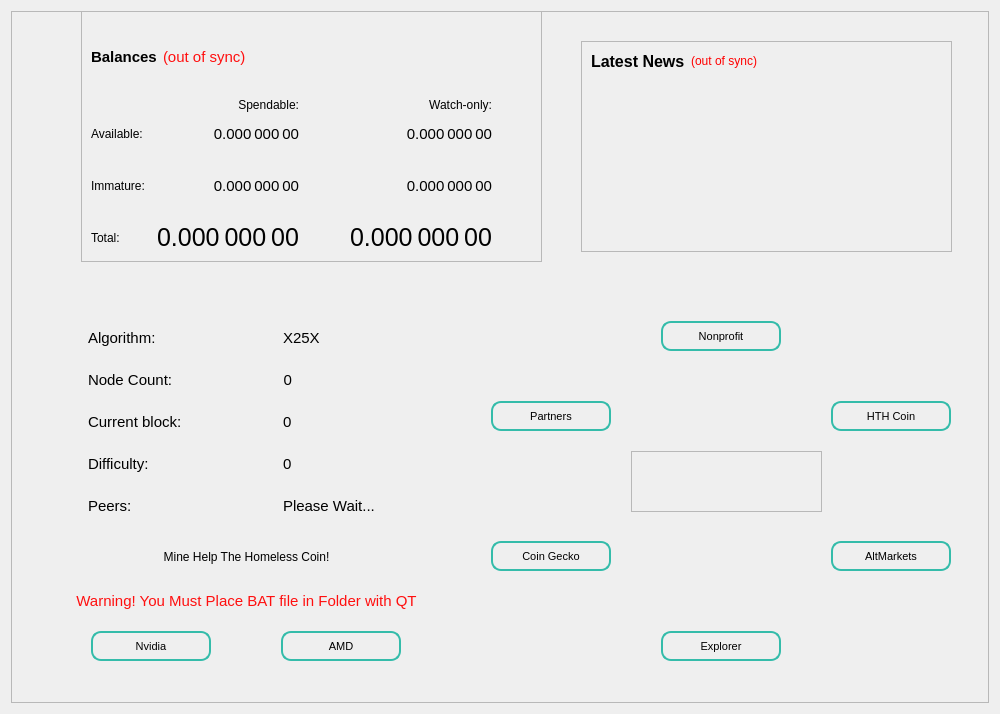
The window that src/qt/forms/overviewpage.ui (HTHcoin/helpthehomelesscoin) describes before a commit, drawn with Qt 5.
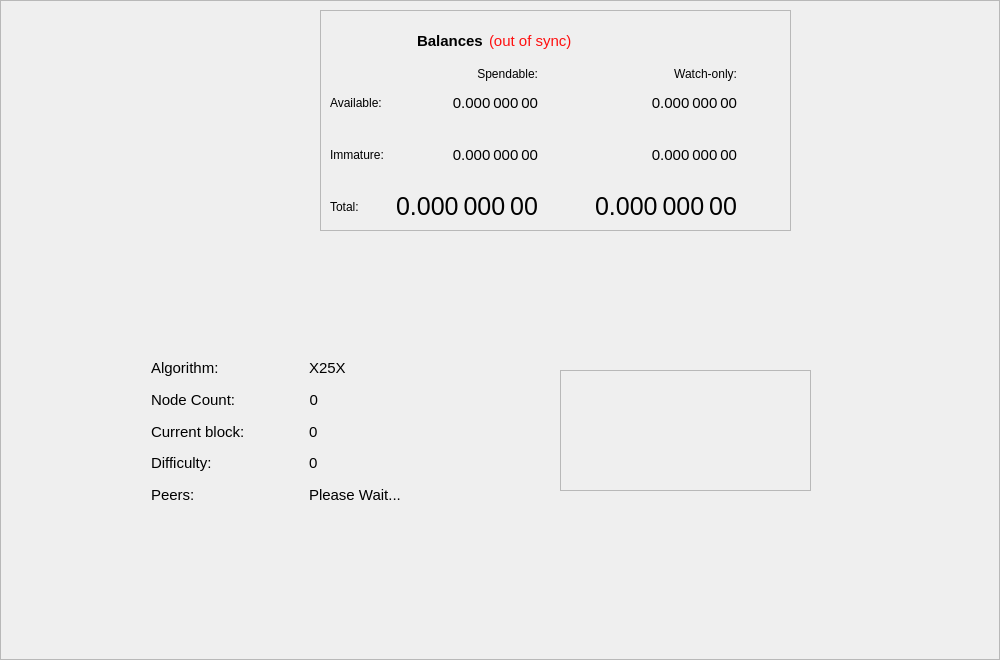
The same window after the commit.

What changed in the file:
```diff
--- a/src/qt/forms/overviewpage.ui
+++ b/src/qt/forms/overviewpage.ui
@@ -7,11 +7,11 @@
     <x>0</x>
     <y>0</y>
     <width>1000</width>
-    <height>714</height>
+    <height>660</height>
    </rect>
   </property>
   <property name="sizePolicy">
-   <sizepolicy hsizetype="Preferred" vsizetype="Preferred">
+   <sizepolicy hsizetype="Fixed" vsizetype="Fixed">
     <horstretch>0</horstretch>
     <verstretch>0</verstretch>
    </sizepolicy>
@@ -19,534 +19,49 @@
   <property name="minimumSize">
    <size>
     <width>1000</width>
-    <height>0</height>
-   </size>
-  </property>
-  <property name="maximumSize">
-   <size>
-    <width>1000</width>
-    <height>16777215</height>
+    <height>660</height>
    </size>
   </property>
   <property name="windowTitle">
    <string>Form</string>
   </property>
-  <layout class="QVBoxLayout" name="topLayout">
+  <layout class="QVBoxLayout" name="verticalLayout_6">
+   <property name="spacing">
+    <number>0</number>
+   </property>
+   <property name="leftMargin">
+    <number>0</number>
+   </property>
+   <property name="topMargin">
+    <number>0</number>
+   </property>
+   <property name="rightMargin">
+    <number>0</number>
+   </property>
+   <property name="bottomMargin">
+    <number>0</number>
+   </property>
    <item>
     <widget class="QFrame" name="frame">
+     <property name="minimumSize">
+      <size>
+       <width>998</width>
+       <height>0</height>
+      </size>
+     </property>
      <property name="frameShape">
       <enum>QFrame::StyledPanel</enum>
      </property>
      <property name="frameShadow">
       <enum>QFrame::Raised</enum>
      </property>
-     <widget class="QFrame" name="frameBlockchainInfo_2">
-      <property name="geometry">
-       <rect>
-        <x>0</x>
-        <y>300</y>
-        <width>461</width>
-        <height>231</height>
-       </rect>
-      </property>
-      <property name="styleSheet">
-       <string notr="true">border: transparent</string>
-      </property>
-      <property name="frameShape">
-       <enum>QFrame::StyledPanel</enum>
-      </property>
-      <property name="frameShadow">
-       <enum>QFrame::Raised</enum>
-      </property>
-      <layout class="QVBoxLayout" name="verticalLayout_19">
-       <property name="bottomMargin">
-        <number>0</number>
-       </property>
-       <item>
-        <widget class="QFrame" name="frameBlockchainInfoData_3">
-         <property name="styleSheet">
-          <string notr="true">border: transparent;
-; font-size: 15px;</string>
-         </property>
-         <property name="frameShape">
-          <enum>QFrame::StyledPanel</enum>
-         </property>
-         <property name="frameShadow">
-          <enum>QFrame::Raised</enum>
-         </property>
-         <layout class="QGridLayout" name="gridLayout_5">
-          <item row="2" column="1">
-           <widget class="QLabel" name="countLabelDIP3">
-            <property name="sizePolicy">
-             <sizepolicy hsizetype="Fixed" vsizetype="Fixed">
-              <horstretch>0</horstretch>
-              <verstretch>0</verstretch>
-             </sizepolicy>
-            </property>
-            <property name="text">
-             <string>0</string>
-            </property>
-            <property name="alignment">
-             <set>Qt::AlignRight|Qt::AlignTrailing|Qt::AlignVCenter</set>
-            </property>
-           </widget>
-          </item>
-          <item row="11" column="0">
-           <widget class="QLabel" name="labelMN">
-            <property name="text">
-             <string>Peers:</string>
-            </property>
-           </widget>
-          </item>
-          <item row="0" column="1">
-           <widget class="QLabel" name="label_Algo_1">
-            <property name="minimumSize">
-             <size>
-              <width>110</width>
-              <height>0</height>
-             </size>
-            </property>
-            <property name="maximumSize">
-             <size>
-              <width>130</width>
-              <height>16777215</height>
-             </size>
-            </property>
-            <property name="styleSheet">
-             <string notr="true"/>
-            </property>
-            <property name="text">
-             <string>X25X</string>
-            </property>
-            <property name="alignment">
-             <set>Qt::AlignVCenter</set>
-            </property>
-           </widget>
-          </item>
-          <item row="10" column="0">
-           <spacer name="verticalSpacer_5">
-            <property name="orientation">
-             <enum>Qt::Vertical</enum>
-            </property>
-            <property name="sizeHint" stdset="0">
-             <size>
-              <width>20</width>
-              <height>40</height>
-             </size>
-            </property>
-           </spacer>
-          </item>
-          <item row="8" column="0">
-           <spacer name="verticalSpacer_4">
-            <property name="orientation">
-             <enum>Qt::Vertical</enum>
-            </property>
-            <property name="sizeHint" stdset="0">
-             <size>
-              <width>20</width>
-              <height>40</height>
-             </size>
-            </property>
-           </spacer>
-          </item>
-          <item row="12" column="0">
-           <spacer name="verticalSpacer_3">
-            <property name="orientation">
-             <enum>Qt::Vertical</enum>
-            </property>
-            <property name="sizeHint" stdset="0">
-             <size>
-              <width>20</width>
-              <height>40</height>
-             </size>
-            </property>
-           </spacer>
-          </item>
-          <item row="9" column="1">
-           <widget class="QLabel" name="label_Nethash_value_3">
-            <property name="text">
-             <string>0</string>
-            </property>
-            <property name="alignment">
-             <set>Qt::AlignVCenter</set>
-            </property>
-           </widget>
-          </item>
-          <item row="2" column="0">
-           <widget class="QLabel" name="label_count_3">
-            <property name="text">
-             <string>Node Count:</string>
-            </property>
-           </widget>
-          </item>
-          <item row="11" column="1">
-           <widget class="QLabel" name="label_count_2">
-            <property name="styleSheet">
-             <string notr="true">;</string>
-            </property>
-            <property name="text">
-             <string>Please Wait...</string>
-            </property>
-           </widget>
-          </item>
-          <item row="9" column="0">
-           <widget class="QLabel" name="label_Nethash_3">
-            <property name="styleSheet">
-             <string notr="true"/>
-            </property>
-            <property name="text">
-             <string>Difficulty:</string>
-            </property>
-            <property name="alignment">
-             <set>Qt::AlignVCenter</set>
-            </property>
-           </widget>
-          </item>
-          <item row="3" column="0">
-           <spacer name="verticalSpacer_2">
-            <property name="orientation">
-             <enum>Qt::Vertical</enum>
-            </property>
-            <property name="sizeHint" stdset="0">
-             <size>
-              <width>20</width>
-              <height>40</height>
-             </size>
-            </property>
-           </spacer>
-          </item>
-          <item row="1" column="0">
-           <spacer name="verticalSpacer">
-            <property name="orientation">
-             <enum>Qt::Vertical</enum>
-            </property>
-            <property name="sizeHint" stdset="0">
-             <size>
-              <width>20</width>
-              <height>40</height>
-             </size>
-            </property>
-           </spacer>
-          </item>
-          <item row="7" column="1">
-           <widget class="QLabel" name="label_CurrentBlock_value_3">
-            <property name="minimumSize">
-             <size>
-              <width>110</width>
-              <height>0</height>
-             </size>
-            </property>
-            <property name="maximumSize">
-             <size>
-              <width>130</width>
-              <height>16777215</height>
-             </size>
-            </property>
-            <property name="styleSheet">
-             <string notr="true"/>
-            </property>
-            <property name="text">
-             <string>0</string>
-            </property>
-            <property name="alignment">
-             <set>Qt::AlignVCenter</set>
-            </property>
-           </widget>
-          </item>
-          <item row="0" column="0">
-           <widget class="QLabel" name="label_Algo">
-            <property name="minimumSize">
-             <size>
-              <width>110</width>
-              <height>0</height>
-             </size>
-            </property>
-            <property name="maximumSize">
-             <size>
-              <width>130</width>
-              <height>16777215</height>
-             </size>
-            </property>
-            <property name="styleSheet">
-             <string notr="true"/>
-            </property>
-            <property name="text">
-             <string>Algorithm:</string>
-            </property>
-            <property name="alignment">
-             <set>Qt::AlignVCenter</set>
-            </property>
-           </widget>
-          </item>
-          <item row="7" column="0">
-           <widget class="QLabel" name="label_CurrentBlock">
-            <property name="minimumSize">
-             <size>
-              <width>110</width>
-              <height>0</height>
-             </size>
-            </property>
-            <property name="maximumSize">
-             <size>
-              <width>130</width>
-              <height>16777215</height>
-             </size>
-            </property>
-            <property name="styleSheet">
-             <string notr="true"/>
-            </property>
-            <property name="text">
-             <string>Current block:</string>
-            </property>
-            <property name="alignment">
-             <set>Qt::AlignVCenter</set>
-            </property>
-           </widget>
-          </item>
-         </layout>
-        </widget>
-       </item>
-      </layout>
-     </widget>
-     <widget class="QPushButton" name="pushButton_Website_4">
-      <property name="geometry">
-       <rect>
-        <x>480</x>
-        <y>390</y>
-        <width>120</width>
-        <height>30</height>
-       </rect>
-      </property>
-      <property name="minimumSize">
-       <size>
-        <width>100</width>
-        <height>30</height>
-       </size>
-      </property>
-      <property name="maximumSize">
-       <size>
-        <width>120</width>
-        <height>30</height>
-       </size>
-      </property>
-      <property name="toolTip">
-       <string>Visit HTH Partners and Donate Today!!!!!!!!</string>
-      </property>
-      <property name="styleSheet">
-       <string notr="true">border-style: solid;
-border-width: 2px;
-border-color: #34bcaa;
-border-radius: 10px;
-font-size: 11px;</string>
-      </property>
-      <property name="text">
-       <string>Partners</string>
-      </property>
-     </widget>
-     <widget class="QPushButton" name="pushButton_Website_1">
-      <property name="geometry">
-       <rect>
-        <x>820</x>
-        <y>390</y>
-        <width>120</width>
-        <height>30</height>
-       </rect>
-      </property>
-      <property name="minimumSize">
-       <size>
-        <width>100</width>
-        <height>30</height>
-       </size>
-      </property>
-      <property name="maximumSize">
-       <size>
-        <width>120</width>
-        <height>0</height>
-       </size>
-      </property>
-      <property name="sizeIncrement">
-       <size>
-        <width>0</width>
-        <height>0</height>
-       </size>
-      </property>
-      <property name="toolTip">
-       <string>Visit Help The Homeless Coin Website</string>
-      </property>
-      <property name="styleSheet">
-       <string notr="true">border-style: solid;
-border-width: 2px;
-border-color: #34bcaa;
-border-radius: 10px;
-font-size: 11px;</string>
-      </property>
-      <property name="text">
-       <string>HTH Coin</string>
-      </property>
-     </widget>
-     <widget class="QPushButton" name="pushButton_Website">
-      <property name="geometry">
-       <rect>
-        <x>650</x>
-        <y>310</y>
-        <width>120</width>
-        <height>30</height>
-       </rect>
-      </property>
-      <property name="minimumSize">
-       <size>
-        <width>100</width>
-        <height>30</height>
-       </size>
-      </property>
-      <property name="maximumSize">
-       <size>
-        <width>120</width>
-        <height>30</height>
-       </size>
-      </property>
-      <property name="toolTip">
-       <string>Visit Help The Homeless Worldwide A NJ Nonprofit Corporation</string>
-      </property>
-      <property name="styleSheet">
-       <string notr="true">border-style: solid;
-border-width: 2px;
-border-color: #34bcaa;
-border-radius: 10px;
-font-size: 11px;</string>
-      </property>
-      <property name="text">
-       <string>Nonprofit</string>
-      </property>
-     </widget>
-     <widget class="QPushButton" name="pushButton_Website_3">
-      <property name="geometry">
-       <rect>
-        <x>650</x>
-        <y>620</y>
-        <width>120</width>
-        <height>30</height>
-       </rect>
-      </property>
-      <property name="minimumSize">
-       <size>
-        <width>100</width>
-        <height>30</height>
-       </size>
-      </property>
-      <property name="maximumSize">
-       <size>
-        <width>120</width>
-        <height>30</height>
-       </size>
-      </property>
-      <property name="toolTip">
-       <string>Visit Help The Homeless Coin Explorer and Track Your HTH Coins</string>
-      </property>
-      <property name="styleSheet">
-       <string notr="true">border-style: solid;
-border-width: 2px;
-border-color: #34bcaa;
-border-radius: 10px;
-font-size: 11px;</string>
-      </property>
-      <property name="text">
-       <string>Explorer</string>
-      </property>
-     </widget>
-     <widget class="QPushButton" name="pushButton_Website_2">
-      <property name="geometry">
-       <rect>
-        <x>820</x>
-        <y>530</y>
-        <width>120</width>
-        <height>30</height>
-       </rect>
-      </property>
-      <property name="minimumSize">
-       <size>
-        <width>100</width>
-        <height>30</height>
-       </size>
-      </property>
-      <property name="maximumSize">
-       <size>
-        <width>120</width>
-        <height>30</height>
-       </size>
-      </property>
-      <property name="toolTip">
-       <string>&lt;html&gt;&lt;head/&gt;&lt;body&gt;&lt;p&gt;Visit AltMarkets Exchange and Trade Help The Homeless Coin Today!&lt;/p&gt;&lt;/body&gt;&lt;/html&gt;</string>
-      </property>
-      <property name="styleSheet">
-       <string notr="true">border-style: solid;
-border-width: 2px;
-border-color: #34bcaa;
-border-radius: 10px;
-font-size: 11px;</string>
-      </property>
-      <property name="text">
-       <string>AltMarkets</string>
-      </property>
-     </widget>
-     <widget class="QPushButton" name="pushButton_Website_5">
-      <property name="geometry">
-       <rect>
-        <x>480</x>
-        <y>530</y>
-        <width>120</width>
-        <height>30</height>
-       </rect>
-      </property>
-      <property name="minimumSize">
-       <size>
-        <width>100</width>
-        <height>30</height>
-       </size>
-      </property>
-      <property name="maximumSize">
-       <size>
-        <width>120</width>
-        <height>30</height>
-       </size>
-      </property>
-      <property name="toolTip">
-       <string>&lt;html&gt;&lt;head/&gt;&lt;body&gt;&lt;p&gt;Visit Coin Gecko for value of Help The Homeless Coin&lt;/p&gt;&lt;/body&gt;&lt;/html&gt;</string>
-      </property>
-      <property name="styleSheet">
-       <string notr="true">border-style: solid;
-border-width: 2px;
-border-color: #34bcaa;
-border-radius: 10px;
-font-size: 11px;</string>
-      </property>
-      <property name="text">
-       <string>Coin Gecko</string>
-      </property>
-     </widget>
-     <widget class="QFrame" name="frame_2">
-      <property name="geometry">
-       <rect>
-        <x>620</x>
-        <y>440</y>
-        <width>191</width>
-        <height>61</height>
-       </rect>
-      </property>
-      <property name="frameShape">
-       <enum>QFrame::StyledPanel</enum>
-      </property>
-      <property name="frameShadow">
-       <enum>QFrame::Raised</enum>
-      </property>
-     </widget>
      <widget class="QFrame" name="frame_3">
       <property name="geometry">
        <rect>
-        <x>70</x>
-        <y>0</y>
-        <width>461</width>
-        <height>251</height>
+        <x>320</x>
+        <y>10</y>
+        <width>471</width>
+        <height>221</height>
        </rect>
       </property>
       <property name="frameShape">
@@ -567,6 +82,22 @@
          <property name="bottomMargin">
           <number>0</number>
          </property>
+         <item>
+          <spacer name="horizontalSpacer">
+           <property name="orientation">
+            <enum>Qt::Horizontal</enum>
+           </property>
+           <property name="sizeType">
+            <enum>QSizePolicy::Maximum</enum>
+           </property>
+           <property name="sizeHint" stdset="0">
+            <size>
+             <width>87</width>
+             <height>20</height>
+            </size>
+           </property>
+          </spacer>
+         </item>
          <item>
           <widget class="QLabel" name="label_5">
            <property name="font">
@@ -914,125 +445,20 @@
        </item>
       </layout>
      </widget>
-     <widget class="QPushButton" name="pushButton_Mine">
+     <widget class="QFrame" name="frame_2">
       <property name="geometry">
        <rect>
-        <x>80</x>
-        <y>620</y>
-        <width>120</width>
-        <height>30</height>
+        <x>560</x>
+        <y>370</y>
+        <width>251</width>
+        <height>121</height>
        </rect>
       </property>
-      <property name="minimumSize">
-       <size>
-        <width>100</width>
-        <height>30</height>
-       </size>
-      </property>
-      <property name="maximumSize">
-       <size>
-        <width>120</width>
-        <height>30</height>
-       </size>
-      </property>
-      <property name="toolTip">
-       <string>Mine Help The Homeless Coin with Nvidia!</string>
-      </property>
-      <property name="styleSheet">
-       <string notr="true">border-style: solid;
-border-width: 2px;
-border-color: #34bcaa;
-border-radius: 10px;
-font-size: 11px;</string>
-      </property>
-      <property name="text">
-       <string>Nvidia</string>
-      </property>
-     </widget>
-     <widget class="QPushButton" name="pushButton_Mine_AMD">
-      <property name="geometry">
-       <rect>
-        <x>270</x>
-        <y>620</y>
-        <width>120</width>
-        <height>30</height>
-       </rect>
-      </property>
-      <property name="minimumSize">
-       <size>
-        <width>100</width>
-        <height>30</height>
-       </size>
-      </property>
-      <property name="maximumSize">
-       <size>
-        <width>120</width>
-        <height>30</height>
-       </size>
-      </property>
-      <property name="toolTip">
-       <string>Mine Help The Homeless Coin with AMD!</string>
-      </property>
-      <property name="styleSheet">
-       <string notr="true">border-style: solid;
-border-width: 2px;
-border-color: #34bcaa;
-border-radius: 10px;
-font-size: 11px;</string>
-      </property>
-      <property name="text">
-       <string>AMD</string>
-      </property>
-     </widget>
-     <widget class="QLabel" name="labelMine">
-      <property name="geometry">
-       <rect>
-        <x>120</x>
-        <y>530</y>
-        <width>231</width>
-        <height>31</height>
-       </rect>
-      </property>
-      <property name="text">
-       <string>Mine Help The Homeless Coin!</string>
-      </property>
-      <property name="alignment">
-       <set>Qt::AlignCenter</set>
-      </property>
-     </widget>
-     <widget class="QLabel" name="labelMineWarning">
-      <property name="geometry">
-       <rect>
-        <x>40</x>
-        <y>580</y>
-        <width>391</width>
-        <height>20</height>
-       </rect>
-      </property>
-      <property name="styleSheet">
-       <string notr="true">font-size: 15px; color:rgb(255, 15, 15); </string>
-      </property>
-      <property name="text">
-       <string>Warning! You Must Place BAT file in Folder with QT</string>
-      </property>
-      <property name="alignment">
-       <set>Qt::AlignCenter</set>
-      </property>
-     </widget>
-     <widget class="QFrame" name="frame_News">
-      <property name="geometry">
-       <rect>
-        <x>570</x>
-        <y>30</y>
-        <width>371</width>
-        <height>211</height>
-       </rect>
-      </property>
-      <property name="minimumSize">
-       <size>
-        <width>0</width>
-        <height>0</height>
-       </size>
+      <property name="sizePolicy">
+       <sizepolicy hsizetype="Preferred" vsizetype="Preferred">
+        <horstretch>0</horstretch>
+        <verstretch>0</verstretch>
+       </sizepolicy>
       </property>
       <property name="frameShape">
        <enum>QFrame::StyledPanel</enum>
@@ -1040,107 +466,278 @@
       <property name="frameShadow">
        <enum>QFrame::Raised</enum>
       </property>
-      <layout class="QVBoxLayout" name="verticalLayout_3" stretch="0,0">
-       <item>
-        <layout class="QHBoxLayout" name="horizontalLayout_News">
-         <item>
-          <widget class="QLabel" name="labelNews">
-           <property name="minimumSize">
-            <size>
-             <width>0</width>
-             <height>20</height>
-            </size>
-           </property>
-           <property name="font">
-            <font>
-             <pointsize>12</pointsize>
-             <weight>75</weight>
-             <bold>true</bold>
-            </font>
-           </property>
-           <property name="text">
-            <string>Latest News</string>
-           </property>
-          </widget>
-         </item>
-         <item>
-          <widget class="QLabel" name="labelNewsStatus">
-           <property name="cursor">
-            <cursorShape>WhatsThisCursor</cursorShape>
-           </property>
-           <property name="toolTip">
-            <string>The displayed information may be out of date. Your wallet automatically synchronizes with the HTH network after a connection is established, but this process has not completed yet.</string>
-           </property>
-           <property name="styleSheet">
-            <string notr="true">QLabel { color: red; }</string>
-           </property>
-           <property name="text">
-            <string notr="true">(out of sync)</string>
-           </property>
-           <property name="alignment">
-            <set>Qt::AlignRight|Qt::AlignTrailing|Qt::AlignVCenter</set>
-           </property>
-          </widget>
-         </item>
-         <item>
-          <spacer name="horizontalSpacer_Balance_3">
-           <property name="orientation">
-            <enum>Qt::Horizontal</enum>
-           </property>
-           <property name="sizeHint" stdset="0">
-            <size>
-             <width>40</width>
-             <height>20</height>
-            </size>
-           </property>
-          </spacer>
-         </item>
-        </layout>
-       </item>
-       <item>
-        <widget class="QListWidget" name="listNews">
-         <property name="sizePolicy">
-          <sizepolicy hsizetype="Expanding" vsizetype="Expanding">
-           <horstretch>0</horstretch>
-           <verstretch>0</verstretch>
-          </sizepolicy>
-         </property>
-         <property name="minimumSize">
-          <size>
-           <width>0</width>
-           <height>0</height>
-          </size>
-         </property>
-         <property name="sizeIncrement">
-          <size>
-           <width>0</width>
-           <height>0</height>
-          </size>
-         </property>
-         <property name="styleSheet">
-          <string notr="true">QListView { background: transparent; }</string>
-         </property>
-         <property name="frameShape">
-          <enum>QFrame::NoFrame</enum>
-         </property>
-         <property name="verticalScrollBarPolicy">
-          <enum>Qt::ScrollBarAsNeeded</enum>
-         </property>
-         <property name="horizontalScrollBarPolicy">
-          <enum>Qt::ScrollBarAsNeeded</enum>
-         </property>
-         <property name="selectionMode">
-          <enum>QAbstractItemView::NoSelection</enum>
-         </property>
-         <property name="selectionBehavior">
-          <enum>QAbstractItemView::SelectRows</enum>
-         </property>
-         <property name="verticalScrollMode">
-          <enum>QAbstractItemView::ScrollPerItem</enum>
-         </property>
-        </widget>
-       </item>
-      </layout>
+     </widget>
+     <widget class="QWidget" name="widgetRecent" native="true">
+      <property name="geometry">
+       <rect>
+        <x>10</x>
+        <y>350</y>
+        <width>441</width>
+        <height>181</height>
+       </rect>
+      </property>
+      <property name="maximumSize">
+       <size>
+        <width>16777215</width>
+        <height>225</height>
+       </size>
+      </property>
+      <widget class="QFrame" name="frameBlockchainInfoData_4">
+       <property name="geometry">
+        <rect>
+         <x>110</x>
+         <y>0</y>
+         <width>331</width>
+         <height>171</height>
+        </rect>
+       </property>
+       <property name="maximumSize">
+        <size>
+         <width>360</width>
+         <height>16777215</height>
+        </size>
+       </property>
+       <property name="styleSheet">
+        <string notr="true">border: transparent;
+; font-size: 15px;</string>
+       </property>
+       <property name="frameShape">
+        <enum>QFrame::StyledPanel</enum>
+       </property>
+       <property name="frameShadow">
+        <enum>QFrame::Raised</enum>
+       </property>
+       <layout class="QGridLayout" name="gridLayout_6">
+        <item row="1" column="0">
+         <spacer name="verticalSpacer">
+          <property name="orientation">
+           <enum>Qt::Vertical</enum>
+          </property>
+          <property name="sizeHint" stdset="0">
+           <size>
+            <width>20</width>
+            <height>40</height>
+           </size>
+          </property>
+         </spacer>
+        </item>
+        <item row="7" column="1">
+         <widget class="QLabel" name="label_CurrentBlock_value_3">
+          <property name="minimumSize">
+           <size>
+            <width>110</width>
+            <height>0</height>
+           </size>
+          </property>
+          <property name="maximumSize">
+           <size>
+            <width>130</width>
+            <height>16777215</height>
+           </size>
+          </property>
+          <property name="styleSheet">
+           <string notr="true"/>
+          </property>
+          <property name="text">
+           <string>0</string>
+          </property>
+          <property name="alignment">
+           <set>Qt::AlignVCenter</set>
+          </property>
+         </widget>
+        </item>
+        <item row="2" column="0">
+         <widget class="QLabel" name="label_count_4">
+          <property name="text">
+           <string>Node Count:</string>
+          </property>
+         </widget>
+        </item>
+        <item row="9" column="1">
+         <widget class="QLabel" name="label_Nethash_value_3">
+          <property name="text">
+           <string>0</string>
+          </property>
+          <property name="alignment">
+           <set>Qt::AlignVCenter</set>
+          </property>
+         </widget>
+        </item>
+        <item row="11" column="1">
+         <widget class="QLabel" name="label_count_2">
+          <property name="styleSheet">
+           <string notr="true">;</string>
+          </property>
+          <property name="text">
+           <string>Please Wait...</string>
+          </property>
+         </widget>
+        </item>
+        <item row="0" column="0">
+         <widget class="QLabel" name="label_Algo_3">
+          <property name="minimumSize">
+           <size>
+            <width>110</width>
+            <height>0</height>
+           </size>
+          </property>
+          <property name="maximumSize">
+           <size>
+            <width>130</width>
+            <height>16777215</height>
+           </size>
+          </property>
+          <property name="styleSheet">
+           <string notr="true"/>
+          </property>
+          <property name="text">
+           <string>Algorithm:</string>
+          </property>
+          <property name="alignment">
+           <set>Qt::AlignVCenter</set>
+          </property>
+         </widget>
+        </item>
+        <item row="3" column="0">
+         <spacer name="verticalSpacer_11">
+          <property name="orientation">
+           <enum>Qt::Vertical</enum>
+          </property>
+          <property name="sizeHint" stdset="0">
+           <size>
+            <width>20</width>
+            <height>40</height>
+           </size>
+          </property>
+         </spacer>
+        </item>
+        <item row="7" column="0">
+         <widget class="QLabel" name="label_CurrentBlock_2">
+          <property name="minimumSize">
+           <size>
+            <width>110</width>
+            <height>0</height>
+           </size>
+          </property>
+          <property name="maximumSize">
+           <size>
+            <width>130</width>
+            <height>16777215</height>
+           </size>
+          </property>
+          <property name="styleSheet">
+           <string notr="true"/>
+          </property>
+          <property name="text">
+           <string>Current block:</string>
+          </property>
+          <property name="alignment">
+           <set>Qt::AlignVCenter</set>
+          </property>
+         </widget>
+        </item>
+        <item row="2" column="1">
+         <widget class="QLabel" name="countLabelDIP3">
+          <property name="sizePolicy">
+           <sizepolicy hsizetype="Fixed" vsizetype="Fixed">
+            <horstretch>0</horstretch>
+            <verstretch>0</verstretch>
+           </sizepolicy>
+          </property>
+          <property name="text">
+           <string>0</string>
+          </property>
+          <property name="alignment">
+           <set>Qt::AlignRight|Qt::AlignTrailing|Qt::AlignVCenter</set>
+          </property>
+         </widget>
+        </item>
+        <item row="11" column="0">
+         <widget class="QLabel" name="labelMN_2">
+          <property name="text">
+           <string>Peers:</string>
+          </property>
+         </widget>
+        </item>
+        <item row="9" column="0">
+         <widget class="QLabel" name="label_Nethash_3">
+          <property name="styleSheet">
+           <string notr="true"/>
+          </property>
+          <property name="text">
+           <string>Difficulty:</string>
+          </property>
+          <property name="alignment">
+           <set>Qt::AlignVCenter</set>
+          </property>
+         </widget>
+        </item>
+        <item row="0" column="1">
+         <widget class="QLabel" name="label_Algo_2">
+          <property name="minimumSize">
+           <size>
+            <width>110</width>
+            <height>0</height>
+           </size>
+          </property>
+          <property name="maximumSize">
+           <size>
+            <width>130</width>
+            <height>16777215</height>
+           </size>
+          </property>
+          <property name="styleSheet">
+           <string notr="true"/>
+          </property>
+          <property name="text">
+           <string>X25X</string>
+          </property>
+          <property name="alignment">
+           <set>Qt::AlignVCenter</set>
+          </property>
+         </widget>
+        </item>
+        <item row="8" column="0">
+         <spacer name="verticalSpacer_9">
+          <property name="orientation">
+           <enum>Qt::Vertical</enum>
+          </property>
+          <property name="sizeHint" stdset="0">
+           <size>
+            <width>20</width>
+            <height>40</height>
+           </size>
+          </property>
+         </spacer>
+        </item>
+        <item row="10" column="0">
+         <spacer name="verticalSpacer_8">
+          <property name="orientation">
+           <enum>Qt::Vertical</enum>
+          </property>
+          <property name="sizeHint" stdset="0">
+           <size>
+            <width>20</width>
+            <height>40</height>
+           </size>
+          </property>
+         </spacer>
+        </item>
+        <item row="12" column="0">
+         <spacer name="verticalSpacer_2">
+          <property name="orientation">
+           <enum>Qt::Vertical</enum>
+          </property>
+          <property name="sizeHint" stdset="0">
+           <size>
+            <width>20</width>
+            <height>40</height>
+           </size>
+          </property>
+         </spacer>
+        </item>
+       </layout>
+      </widget>
      </widget>
     </widget>
    </item>
```
